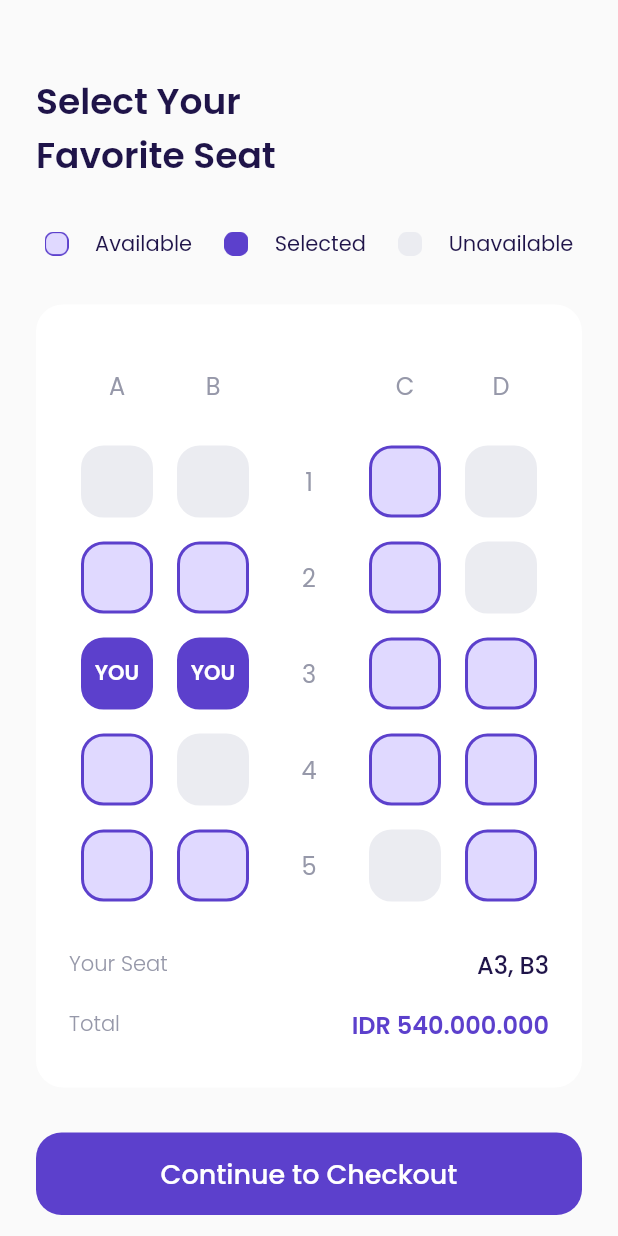
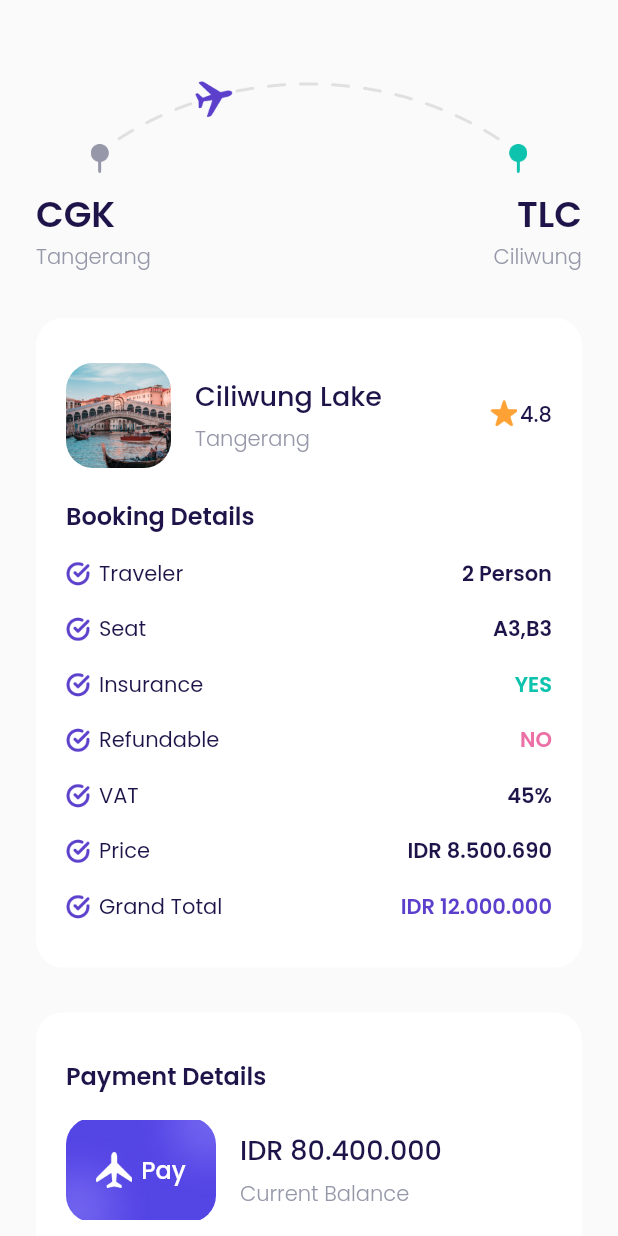
Before and after one commit to anandaadityap/airplane, a Flutter app: the ChooseSeatPage screen opened directly, after a tap on "Continue to Checkout", on a phone screen of 412 x 824 dp. Run offline on Flutter 3.47's test engine with Material 2 defaults, Android fonts, the phone set to English and light mode, and no system bars; our stand-ins replace google_fonts.

Commit message:
menyelesaikan UI di figma

```diff
--- /dev/null
+++ b/lib/ui/pages/checkout_page.dart
@@ -0,0 +1,351 @@
+import 'package:airplane/ui/pages/success_chekout_page.dart';
+import 'package:airplane/ui/widgets/booking_details_item.dart';
+import 'package:airplane/ui/widgets/custom_button.dart';
+import 'package:flutter/material.dart';
+import '../../../shared/theme.dart';
+
+class CheckoutPage extends StatelessWidget {
+  const CheckoutPage({Key? key}) : super(key: key);
+
+  @override
+  Widget build(BuildContext context) {
+    Widget route() {
+      return Container(
+        margin: EdgeInsets.only(top: 50),
+        child: Column(
+          children: [
+            Container(
+              width: 291,
+              height: 65,
+              margin: EdgeInsets.only(bottom: 10),
+              decoration: BoxDecoration(
+                image: DecorationImage(
+                  image: AssetImage('assets/image_cekout.png'),
+                ),
+              ),
+            ),
+            Row(
+              mainAxisAlignment: MainAxisAlignment.spaceBetween,
+              children: [
+                Column(
+                  crossAxisAlignment: CrossAxisAlignment.start,
+                  children: [
+                    Text(
+                      'CGK',
+                      style: blackTextStyle.copyWith(
+                        fontSize: 24,
+                        fontWeight: semiBold,
+                      ),
+                    ),
+                    Text(
+                      'Tangerang',
+                      style: greyTextStyle.copyWith(
+                        fontWeight: light,
+                      ),
+                    )
+                  ],
+                ),
+                Column(
+                  crossAxisAlignment: CrossAxisAlignment.end,
+                  children: [
+                    Text(
+                      'TLC',
+                      style: blackTextStyle.copyWith(
+                        fontSize: 24,
+                        fontWeight: semiBold,
+                      ),
+                    ),
+                    Text(
+                      'Ciliwung',
+                      style: greyTextStyle.copyWith(
+                        fontWeight: light,
+                      ),
+                    )
+                  ],
+                ),
+              ],
+            )
+          ],
+        ),
+      );
+    }
+
+    Widget bookingDetails() {
+      return Container(
+        margin: EdgeInsets.only(top: 30),
+        padding: EdgeInsets.symmetric(
+          horizontal: 20,
+          vertical: 30,
+        ),
+        decoration: BoxDecoration(
+          borderRadius: BorderRadius.circular(18),
+          color: kWhiteColor,
+        ),
+        child: Column(
+          crossAxisAlignment: CrossAxisAlignment.start,
+          children: [
+            //NOTE : DESTINATION TILE
+            Row(
+              children: [
+                Container(
+                  width: 70,
+                  height: 70,
+                  margin: EdgeInsets.only(
+                    right: 16,
+                  ),
+                  decoration: BoxDecoration(
+                    borderRadius: BorderRadius.circular(18),
+                    image: DecorationImage(
+                      fit: BoxFit.cover,
+                      image: AssetImage('assets/image_destination1.png'),
+                    ),
+                  ),
+                ),
+                Expanded(
+                  child: Column(
+                    crossAxisAlignment: CrossAxisAlignment.start,
+                    children: [
+                      Text(
+                        'Ciliwung Lake',
+                        style: blackTextStyle.copyWith(
+                          fontSize: 18,
+                          fontWeight: medium,
+                        ),
+                      ),
+                      SizedBox(
+                        height: 5,
+                      ),
+                      Text(
+                        'Tangerang',
+                        style: greyTextStyle.copyWith(
+                          fontWeight: light,
+                        ),
+                      )
+                    ],
+                  ),
+                ),
+                Row(
+                  mainAxisAlignment: MainAxisAlignment.center,
+                  crossAxisAlignment: CrossAxisAlignment.start,
+                  children: [
+                    Container(
+                      width: 18,
+                      height: 18,
+                      margin: EdgeInsets.only(right: 2),
+                      decoration: BoxDecoration(
+                        image: DecorationImage(
+                          image: AssetImage('assets/icon_Star.png'),
+                        ),
+                      ),
+                    ),
+                    Text(
+                      '4.8',
+                      style: blackTextStyle.copyWith(
+                        fontWeight: medium,
+                      ),
+                    )
+                  ],
+                ),
+              ],
+            ),
+
+            //NOTE : BOOKING DETAILS TEXT
+            Container(
+              margin: EdgeInsets.only(top: 20),
+              child: Text(
+                'Booking Details',
+                style: blackTextStyle.copyWith(
+                  fontWeight: semiBold,
+                  fontSize: 16,
+                ),
+              ),
+            ),
+
+            //NOTE : BOOKING DETAILS ITEM
+            BookingDetailsItem(
+              title: 'Traveler',
+              valueText: '2 Person',
+              valueColor: kBlackColor,
+            ),
+            BookingDetailsItem(
+              title: 'Seat',
+              valueText: 'A3,B3',
+              valueColor: kBlackColor,
+            ),
+            BookingDetailsItem(
+              title: 'Insurance',
+              valueText: 'YES',
+              valueColor: kGreenColor,
+            ),
+            BookingDetailsItem(
+              title: 'Refundable',
+              valueText: 'NO',
+              valueColor: kRedColor,
+            ),
+            BookingDetailsItem(
+              title: 'VAT',
+              valueText: '45%',
+              valueColor: kBlackColor,
+            ),
+            BookingDetailsItem(
+              title: 'Price',
+              valueText: 'IDR 8.500.690',
+              valueColor: kBlackColor,
+            ),
+            BookingDetailsItem(
+              title: 'Grand Total',
+              valueText: 'IDR 12.000.000',
+              valueColor: kPrimeryColor,
+            ),
+          ],
+        ),
+      );
+    }
+
+    Widget paymentDetails() {
+      return Container(
+        margin: EdgeInsets.only(
+          top: 30,
+        ),
+        padding: EdgeInsets.symmetric(
+          horizontal: 20,
+          vertical: 30,
+        ),
+        decoration: BoxDecoration(
+          borderRadius: BorderRadius.circular(18),
+          color: kWhiteColor,
+        ),
+        child: Column(
+          crossAxisAlignment: CrossAxisAlignment.start,
+          children: [
+            Container(
+              child: Text(
+                'Payment Details',
+                style: blackTextStyle.copyWith(
+                  fontWeight: semiBold,
+                  fontSize: 16,
+                ),
+              ),
+            ),
+            Container(
+              margin: EdgeInsets.only(top: 16),
+              child: Row(
+                children: [
+                  Container(
+                    width: 100,
+                    height: 70,
+                    margin: EdgeInsets.only(right: 16),
+                    decoration: BoxDecoration(
+                      borderRadius: BorderRadius.circular(18),
+                      image: DecorationImage(
+                        image: AssetImage('assets/image_card.png'),
+                      ),
+                    ),
+                    child: Center(
+                      child: Row(
+                        mainAxisAlignment: MainAxisAlignment.center,
+                        children: [
+                          Container(
+                            width: 24,
+                            height: 24,
+                            margin: EdgeInsets.only(
+                              right: 6,
+                            ),
+                            decoration: BoxDecoration(
+                              image: DecorationImage(
+                                image: AssetImage('assets/icon_plane.png'),
+                              ),
+                            ),
+                          ),
+                          Text(
+                            'Pay',
+                            style: whiteTextStyle.copyWith(
+                              fontSize: 16,
+                              fontWeight: medium,
+                            ),
+                          )
+                        ],
+                      ),
+                    ),
+                  ),
+                  Column(
+                    crossAxisAlignment: CrossAxisAlignment.start,
+                    children: [
+                      Text(
+                        'IDR 80.400.000',
+                        style: blackTextStyle.copyWith(
+                          fontSize: 18,
+                          fontWeight: medium,
+                        ),
+                      ),
+                      SizedBox(
+                        height: 5,
+                      ),
+                      Text(
+                        'Current Balance',
+                        style: greyTextStyle.copyWith(
+                          fontWeight: light,
+                        ),
+                      ),
+                    ],
+                  )
+                ],
+              ),
+            )
+          ],
+        ),
+      );
+    }
+
+    Widget payButton() {
+      return CustomButton(
+        title: 'Pay Now',
+        onPressed: () {
+          Navigator.push(
+            context,
+            MaterialPageRoute(
+              builder: (context) => SuccessChekoutPage(),
+            ),
+          );
+        },
+        margin: EdgeInsets.only(
+          top: 30,
+        ),
+      );
+    }
+
+    Widget tacButton() {
+      return Container(
+        alignment: Alignment.center,
+        margin: EdgeInsets.only(
+          top: 30,
+          bottom: 30,
+        ),
+        child: Text(
+          "Terms and Conditions",
+          style: greyTextStyle.copyWith(
+            fontSize: 16,
+            fontWeight: light,
+            decoration: TextDecoration.underline,
+          ),
+        ),
+      );
+    }
+
+    return Scaffold(
+      backgroundColor: kBackgroundColor,
+      body: ListView(
+        padding: EdgeInsets.symmetric(
+          horizontal: defaultMargin,
+        ),
+        children: [
+          route(),
+          bookingDetails(),
+          paymentDetails(),
+          payButton(),
+          tacButton(),
+        ],
+      ),
+    );
+  }
+}
--- a/lib/ui/pages/choose_seat_page.dart
+++ b/lib/ui/pages/choose_seat_page.dart
@@ -1,3 +1,4 @@
+import 'package:airplane/ui/pages/checkout_page.dart';
 import 'package:airplane/ui/widgets/custom_button.dart';
 import 'package:airplane/ui/widgets/seat_item.dart';
 import 'package:flutter/material.dart';
@@ -396,7 +397,14 @@ class ChooseSeatPage extends StatelessWidget {
           bottom: 46,
         ),
         title: 'Continue to Checkout',
-        onPressed: () {},
+        onPressed: () {
+          Navigator.push(
+            context,
+            MaterialPageRoute(
+              builder: (context) => CheckoutPage(),
+            ),
+          );
+        },
       );
     }
 
--- a/lib/ui/pages/main_pages.dart
+++ b/lib/ui/pages/main_pages.dart
@@ -1,4 +1,7 @@
 import 'package:airplane/ui/pages/home_page.dart';
+import 'package:airplane/ui/pages/setting_page.dart';
+import 'package:airplane/ui/pages/transaction_page.dart';
+import 'package:airplane/ui/pages/wallet_page.dart';
 import 'package:flutter/material.dart';
 import '../../../shared/theme.dart';
 import '../widgets/custom_navigation_item.dart';
@@ -9,7 +12,7 @@ class mainPage extends StatelessWidget {
   @override
   Widget build(BuildContext context) {
     Widget buildContent() {
-      return HomePage();
+      return SettingPage();
     }
 
     Widget customBottomNavigation() {
@@ -51,10 +54,12 @@ class mainPage extends StatelessWidget {
 
     return Scaffold(
       backgroundColor: kBackgroundColor,
-      body: Stack(children: [
-        buildContent(),
-        customBottomNavigation(),
-      ]),
+      body: Stack(
+        children: [
+          buildContent(),
+          customBottomNavigation(),
+        ],
+      ),
     );
   }
 }
--- /dev/null
+++ b/lib/ui/pages/setting_page.dart
@@ -0,0 +1,12 @@
+import 'package:flutter/material.dart';
+
+class SettingPage extends StatelessWidget {
+  const SettingPage({Key? key}) : super(key: key);
+
+  @override
+  Widget build(BuildContext context) {
+    return Center(
+      child: Text('Setting Page'),
+    );
+  }
+}
--- /dev/null
+++ b/lib/ui/pages/success_chekout_page.dart
@@ -0,0 +1,82 @@
+import 'package:airplane/ui/widgets/custom_button.dart';
+import 'package:flutter/material.dart';
+import '../../../shared/theme.dart';
+
+class SuccessChekoutPage extends StatelessWidget {
+  const SuccessChekoutPage({Key? key}) : super(key: key);
+
+  @override
+  Widget build(BuildContext context) {
+    Widget scheduling() {
+      return Container(
+        margin: EdgeInsets.only(top: 150, right: 39, left: 36),
+        height: 150,
+        width: 300,
+        decoration: BoxDecoration(
+          image: DecorationImage(
+            image: AssetImage('assets/image_success.png'),
+          ),
+        ),
+      );
+    }
+
+    Widget content() {
+      return Container(
+        margin: EdgeInsets.only(top: 80),
+        child: Column(
+          mainAxisAlignment: MainAxisAlignment.center,
+          children: [
+            Text(
+              'Well Booked 😍',
+              style: blackTextStyle.copyWith(
+                fontSize: 32,
+                fontWeight: semiBold,
+              ),
+              textAlign: TextAlign.center,
+            ),
+            Text(
+              'Are you ready to explore the new\nworld of experiences?',
+              style: greyTextStyle.copyWith(
+                fontSize: 16,
+                fontWeight: light,
+              ),
+              textAlign: TextAlign.center,
+            )
+          ],
+        ),
+      );
+    }
+
+    Widget myBookings() {
+      return CustomButton(
+        width: 220,
+        title: 'My Bookings',
+        onPressed: () {
+          Navigator.pushNamedAndRemoveUntil(
+            context,
+            '/main',
+            (route) => false,
+          );
+        },
+        margin: EdgeInsets.only(top: 50),
+      );
+    }
+
+    return Scaffold(
+      backgroundColor: kBackgroundColor,
+      body: ListView(
+        children: [
+          Center(
+            child: Column(
+              children: [
+                scheduling(),
+                content(),
+                myBookings(),
+              ],
+            ),
+          ),
+        ],
+      ),
+    );
+  }
+}
--- /dev/null
+++ b/lib/ui/pages/transaction_page.dart
@@ -0,0 +1,12 @@
+import 'package:flutter/material.dart';
+
+class TransactionPage extends StatelessWidget {
+  const TransactionPage({Key? key}) : super(key: key);
+
+  @override
+  Widget build(BuildContext context) {
+    return Center(
+      child: Text('Transactin Page'),
+    );
+  }
+}
--- /dev/null
+++ b/lib/ui/pages/wallet_page.dart
@@ -0,0 +1,12 @@
+import 'package:flutter/material.dart';
+
+class WalletPage extends StatelessWidget {
+  const WalletPage({Key? key}) : super(key: key);
+
+  @override
+  Widget build(BuildContext context) {
+    return Center(
+      child: Text('Wallet Page'),
+    );
+  }
+}
--- /dev/null
+++ b/lib/ui/widgets/booking_details_item.dart
@@ -0,0 +1,48 @@
+import 'package:airplane/shared/theme.dart';
+import 'package:flutter/material.dart';
+
+class BookingDetailsItem extends StatelessWidget {
+  final String title;
+  final String valueText;
+  final Color valueColor;
+
+  const BookingDetailsItem(
+      {Key? key,
+      required this.title,
+      required this.valueText,
+      required this.valueColor})
+      : super(key: key);
+
+  @override
+  Widget build(BuildContext context) {
+    return Container(
+      margin: EdgeInsets.only(top: 16),
+      child: Row(
+        children: [
+          Container(
+            width: 16,
+            height: 16,
+            margin: EdgeInsets.only(right: 6),
+            decoration: BoxDecoration(
+              image: DecorationImage(
+                image: AssetImage('assets/icon_check.png'),
+              ),
+            ),
+          ),
+          Text(
+            title,
+            style: blackTextStyle,
+          ),
+          Spacer(),
+          Text(
+            valueText,
+            style: blackTextStyle.copyWith(
+              fontWeight: semiBold,
+              color: valueColor,
+            ),
+          )
+        ],
+      ),
+    );
+  }
+}
```
